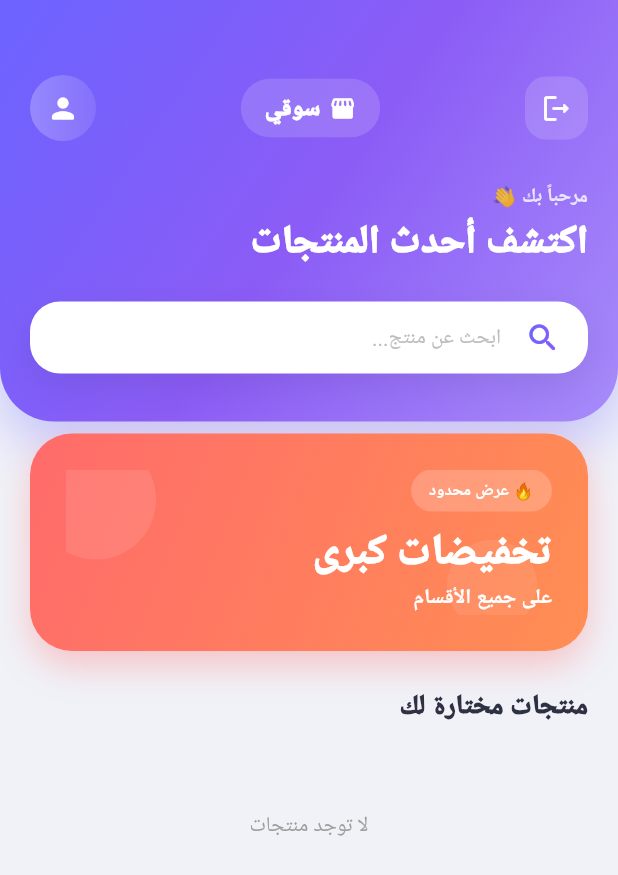
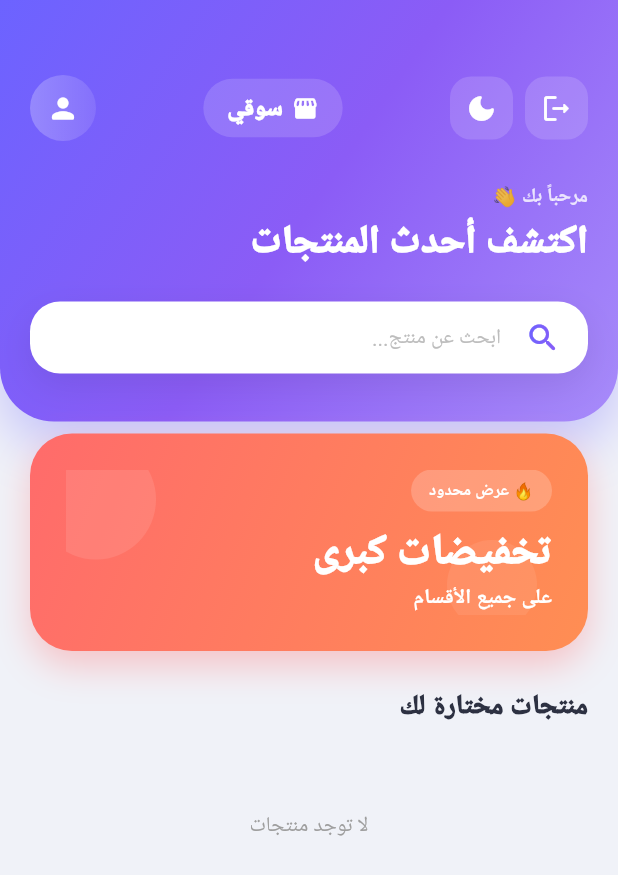
Before and after one commit to alsharhy/smart_store, a Flutter app: the HomeScreen screen opened directly, after a tap on the "logout" icon, on a phone screen of 412 x 824 dp. Shown: the top 875 px of the screen. Run offline on Flutter 3.47's test engine with Material 3 defaults, Android fonts, the phone set to English and light mode, and no system bars; our stand-ins replace cloud_firestore, firebase_auth, firebase_core, google_fonts, shared_preferences, sqflite; accounts and stored records are empty; network calls fail; Roboto replaces fonts that are missing (Cairo).

```diff
--- /dev/null
+++ b/lib/providers/theme_provider.dart
@@ -0,0 +1,41 @@
+import 'package:flutter/material.dart';
+import 'package:shared_preferences/shared_preferences.dart';
+
+class ThemeProvider extends ChangeNotifier {
+  ThemeMode _themeMode = ThemeMode.system;
+  static const String _themeKey = "theme_mode";
+
+  ThemeMode get themeMode => _themeMode;
+
+  bool get isDarkMode {
+    if (_themeMode == ThemeMode.system) {
+      final window = WidgetsBinding.instance.window;
+      return window.platformBrightness == Brightness.dark;
+    }
+    return _themeMode == ThemeMode.dark;
+  }
+
+  ThemeProvider() {
+    _loadTheme();
+  }
+
+  Future<void> _loadTheme() async {
+    final prefs = await SharedPreferences.getInstance();
+    final isDark = prefs.getBool(_themeKey);
+
+    if (isDark != null) {
+      _themeMode = isDark ? ThemeMode.dark : ThemeMode.light;
+    } else {
+      _themeMode = ThemeMode.system;
+    }
+    notifyListeners();
+  }
+
+  Future<void> toggleTheme(bool isDark) async {
+    _themeMode = isDark ? ThemeMode.dark : ThemeMode.light;
+    notifyListeners();
+
+    final prefs = await SharedPreferences.getInstance();
+    await prefs.setBool(_themeKey, isDark);
+  }
+}
--- a/lib/screens/category_products_screen.dart
+++ b/lib/screens/category_products_screen.dart
@@ -18,7 +18,7 @@ class CategoryProductsScreen extends StatelessWidget {
   @override
   Widget build(BuildContext context) {
     return Scaffold(
-      backgroundColor: const Color(0xFFF0F2F8),
+      backgroundColor: Theme.of(context).scaffoldBackgroundColor,
       body: Consumer<ProductProvider>(
         builder: (context, provider, child) {
           final categoryProducts = provider.products.where((p) => p.category == category.id).toList();
--- a/lib/screens/home_screen.dart
+++ b/lib/screens/home_screen.dart
@@ -3,6 +3,7 @@ import 'package:provider/provider.dart';
 import 'package:firebase_auth/firebase_auth.dart';
 
 import '../providers/product_provider.dart';
+import '../providers/theme_provider.dart';
 import '../widgets/product_card.dart';
 import '../widgets/section_header.dart';
 import '../models/category.dart';
@@ -53,7 +54,7 @@ class _HomeScreenState extends State<HomeScreen> {
         }).toList();
 
         return Scaffold(
-          backgroundColor: const Color(0xFFF0F2F8),
+          backgroundColor: Theme.of(context).scaffoldBackgroundColor,
           body: provider.isLoading
               ? const Center(
                   child: CircularProgressIndicator(color: Color(0xFF6C63FF)),
@@ -91,6 +92,8 @@ class _HomeScreenState extends State<HomeScreen> {
                             Row(
                               mainAxisAlignment: MainAxisAlignment.spaceBetween,
                               children: [
+                                Row(
+                                  children: [
                                     GestureDetector(
                                       onTap: () async {
                                         await FirebaseAuth.instance.signOut();
@@ -103,6 +106,30 @@ class _HomeScreenState extends State<HomeScreen> {
                                         ),
                                         child: const Icon(Icons.logout_rounded, color: Colors.white, size: 22),
                                       ),
+                                    ),
+                                    const SizedBox(width: 8),
+                                    Consumer<ThemeProvider>(
+                                      builder: (context, themeProvider, child) {
+                                        return GestureDetector(
+                                          onTap: () {
+                                            themeProvider.toggleTheme(!themeProvider.isDarkMode);
+                                          },
+                                          child: Container(
+                                            padding: const EdgeInsets.all(10),
+                                            decoration: BoxDecoration(
+                                              color: Colors.white.withOpacity(0.15),
+                                              borderRadius: BorderRadius.circular(14),
+                                            ),
+                                            child: Icon(
+                                              themeProvider.isDarkMode ? Icons.light_mode_rounded : Icons.dark_mode_rounded,
+                                              color: Colors.white,
+                                              size: 22,
+                                            ),
+                                          ),
+                                        );
+                                      },
+                                    ),
+                                  ],
                                 ),
                                 Container(
                                   padding: const EdgeInsets.symmetric(horizontal: 16, vertical: 8),
--- a/lib/screens/login_screen.dart
+++ b/lib/screens/login_screen.dart
@@ -90,7 +90,7 @@ class _LoginScreenState extends State<LoginScreen> {
   @override
   Widget build(BuildContext context) {
     return Scaffold(
-      backgroundColor: const Color(0xFFF0F2F8),
+      backgroundColor: Theme.of(context).scaffoldBackgroundColor,
       body: Stack(
         children: [
           // Background design
--- a/lib/screens/main_navigation_screen.dart
+++ b/lib/screens/main_navigation_screen.dart
@@ -25,7 +25,7 @@ class _MainNavigationScreenState extends State<MainNavigationScreen> {
   @override
   Widget build(BuildContext context) {
     return Scaffold(
-      backgroundColor: const Color(0xFFF0F2F8),
+      backgroundColor: Theme.of(context).scaffoldBackgroundColor,
       body: Stack(
         children: [
           _screens[_currentIndex],
@@ -38,7 +38,7 @@ class _MainNavigationScreenState extends State<MainNavigationScreen> {
             child: Container(
               padding: const EdgeInsets.symmetric(horizontal: 16, vertical: 12),
               decoration: BoxDecoration(
-                color: Colors.white,
+                color: Theme.of(context).cardColor,
                 borderRadius: BorderRadius.circular(30),
                 boxShadow: [
                   BoxShadow(
--- a/lib/screens/register_screen.dart
+++ b/lib/screens/register_screen.dart
@@ -91,7 +91,7 @@ class _RegisterScreenState extends State<RegisterScreen> {
   @override
   Widget build(BuildContext context) {
     return Scaffold(
-      backgroundColor: const Color(0xFFF0F2F8),
+      backgroundColor: Theme.of(context).scaffoldBackgroundColor,
       body: Stack(
         children: [
           // Background design
--- /dev/null
+++ b/lib/services/db_helper.dart
@@ -0,0 +1,93 @@
+import 'package:sqflite/sqflite.dart';
+import 'package:path/path.dart';
+import '../models/cart_item.dart';
+
+class DatabaseHelper {
+  static final DatabaseHelper instance = DatabaseHelper._init();
+  static Database? _database;
+
+  DatabaseHelper._init();
+
+  Future<Database> get database async {
+    if (_database != null) return _database!;
+    _database = await _initDB('smart_store_cart.db');
+    return _database!;
+  }
+
+  Future<Database> _initDB(String filePath) async {
+    final dbPath = await getDatabasesPath();
+    final path = join(dbPath, filePath);
+
+    return await openDatabase(
+      path,
+      version: 1,
+      onCreate: _createDB,
+    );
+  }
+
+  Future _createDB(Database db, int version) async {
+    const idType = 'INTEGER PRIMARY KEY';
+    const integerType = 'INTEGER NOT NULL';
+
+    await db.execute('''
+CREATE TABLE cart (
+  productId $idType,
+  quantity $integerType
+)
+''');
+  }
+
+  // Insert or update cart item
+  Future<void> insertCartItem(CartItem item) async {
+    final db = await instance.database;
+    await db.insert(
+      'cart',
+      item.toJson(),
+      conflictAlgorithm: ConflictAlgorithm.replace,
+    );
+  }
+
+  // Get all cart items
+  Future<List<CartItem>> getCartItems() async {
+    final db = await instance.database;
+    final maps = await db.query('cart');
+
+    if (maps.isNotEmpty) {
+      return maps.map((json) => CartItem.fromJson(json)).toList();
+    } else {
+      return [];
+    }
+  }
+
+  // Update item quantity
+  Future<void> updateCartItemQuantity(int productId, int quantity) async {
+    final db = await instance.database;
+    await db.update(
+      'cart',
+      {'quantity': quantity},
+      where: 'productId = ?',
+      whereArgs: [productId],
+    );
+  }
+
+  // Delete item
+  Future<void> deleteCartItem(int productId) async {
+    final db = await instance.database;
+    await db.delete(
+      'cart',
+      where: 'productId = ?',
+      whereArgs: [productId],
+    );
+  }
+
+  // Clear cart
+  Future<void> clearCart() async {
+    final db = await instance.database;
+    await db.delete('cart');
+  }
+
+  Future close() async {
+    final db = await instance.database;
+    db.close();
+  }
+}
--- a/pubspec.yaml
+++ b/pubspec.yaml
@@ -19,6 +19,9 @@ dependencies:
   firebase_auth: ^5.4.0
   cloud_firestore: ^5.6.0
   google_fonts: ^6.2.1
+  sqflite: ^2.4.2+1
+  path: ^1.9.1
+  shared_preferences: ^2.5.5
 
 dev_dependencies:
   flutter_test:
```
Also changed, not shown: lib/main.dart (+27 -12 lines), lib/providers/product_provider.dart (+25 -79 lines), lib/screens/cart_screen.dart (+10 -10 lines), pubspec.lock, 1 other file. Lines whose indentation alone changed are shown as unchanged.
